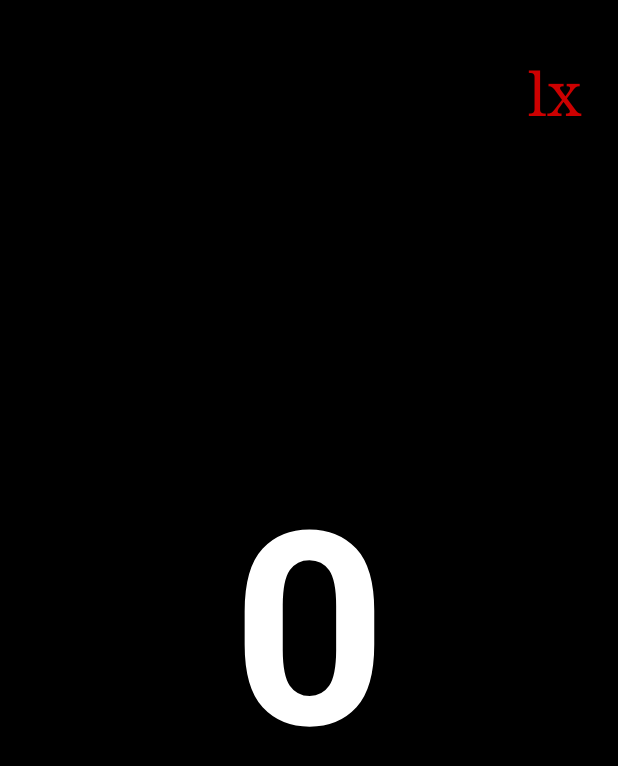
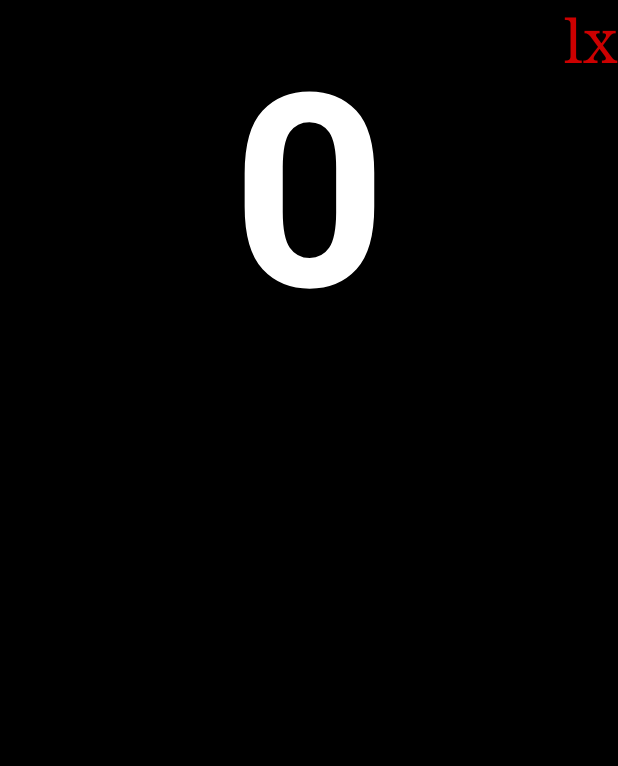
Before and after one commit to kankanla/M1028A, an Android app: the layout activity_main.xml on its own in the app's theme, with its tools: preview values and no code run, on a phone screen of 412 x 824 dp. Shown: the top 766 px of the screen. Run offline under Robolectric (Android 15) with nearby library versions, the phone set to English and light mode, and no system bars.

Commit message:
release 2018/10/24

```diff
--- a/app/src/main/java/com/kankanla/e560/m1028a/MainActivity.java
+++ b/app/src/main/java/com/kankanla/e560/m1028a/MainActivity.java
@@ -83,7 +83,6 @@ public class MainActivity extends AppCompatActivity implements SensorEventListen
     @Override
     protected void onStart() {
         super.onStart();
-        admo();     //広告
         start_dialog = new start_Dialog(this);
         handler.postDelayed(new Runnable() {
             @Override
@@ -97,12 +96,12 @@ public class MainActivity extends AppCompatActivity implements SensorEventListen
                 start_dialog.hide();
             }
         }, 5000);
-
     }
 
     @Override
     protected void onResume() {
         super.onResume();
+        admo();
         if (fund_light_sensor) {
             //ルーメン値の表示 600s間隔
             timerTask = new TimerTask() {
@@ -212,7 +211,6 @@ public class MainActivity extends AppCompatActivity implements SensorEventListen
 
     protected void admo() {
         MobileAds.initialize(this, getString(R.string.admob_APP_ID));
-//        xmlns:ads="http://schemas.android.com/apk/res-auto"
         ViewGroup viewGroup = (ViewGroup) findViewById(R.id.admin_layout);
         RelativeLayout.LayoutParams layoutParams = new RelativeLayout.LayoutParams(RelativeLayout.LayoutParams.WRAP_CONTENT, RelativeLayout.LayoutParams.WRAP_CONTENT);
         AdView adView = new AdView(this);
@@ -220,7 +218,6 @@ public class MainActivity extends AppCompatActivity implements SensorEventListen
         adView.setLayoutParams(layoutParams);
         layoutParams.addRule(RelativeLayout.CENTER_HORIZONTAL);
         layoutParams.addRule(RelativeLayout.ALIGN_PARENT_BOTTOM);
-//        adView.setAdSize(AdSize.BANNER);
         adView.setAdSize(AdSize.FULL_BANNER);
         adView.setAdUnitId(getString(R.string.admob_1));
 
@@ -232,7 +229,6 @@ public class MainActivity extends AppCompatActivity implements SensorEventListen
         adView.loadAd(adRequest);
         viewGroup.addView(adView);
     }
-
 
     class start_Dialog extends AlertDialog {
         protected start_Dialog(Context context) {
--- a/app/src/main/res/layout/activity_main.xml
+++ b/app/src/main/res/layout/activity_main.xml
@@ -4,15 +4,20 @@
     android:id="@+id/admin_layout"
     android:layout_width="match_parent"
     android:layout_height="match_parent"
+    android:background="@android:color/black"
     tools:context="com.kankanla.e560.m1028a.MainActivity">
 
 
     <TextView
         android:id="@+id/luText"
         android:layout_width="match_parent"
-        android:layout_height="match_parent"
-        android:layout_alignParentEnd="true"
+        android:layout_height="wrap_content"
+        android:layout_alignParentStart="true"
+        android:layout_alignParentLeft="true"
         android:layout_alignParentTop="true"
+        android:layout_marginStart="0dp"
+        android:layout_marginLeft="0dp"
+        android:layout_marginTop="0dp"
         android:background="@android:color/black"
         android:gravity="center"
         android:lineSpacingExtra="30sp"
@@ -25,10 +30,10 @@
         android:id="@+id/textView4"
         android:layout_width="wrap_content"
         android:layout_height="wrap_content"
+        android:layout_alignParentTop="true"
         android:layout_alignParentEnd="true"
-        android:layout_alignParentTop="true"
-        android:layout_marginEnd="24dp"
-        android:layout_marginTop="35dp"
+        android:layout_alignParentRight="true"
+        android:layout_marginTop="0dp"
         android:fontFamily="serif"
         android:text="lx"
         android:textColor="@android:color/holo_red_dark"
```
